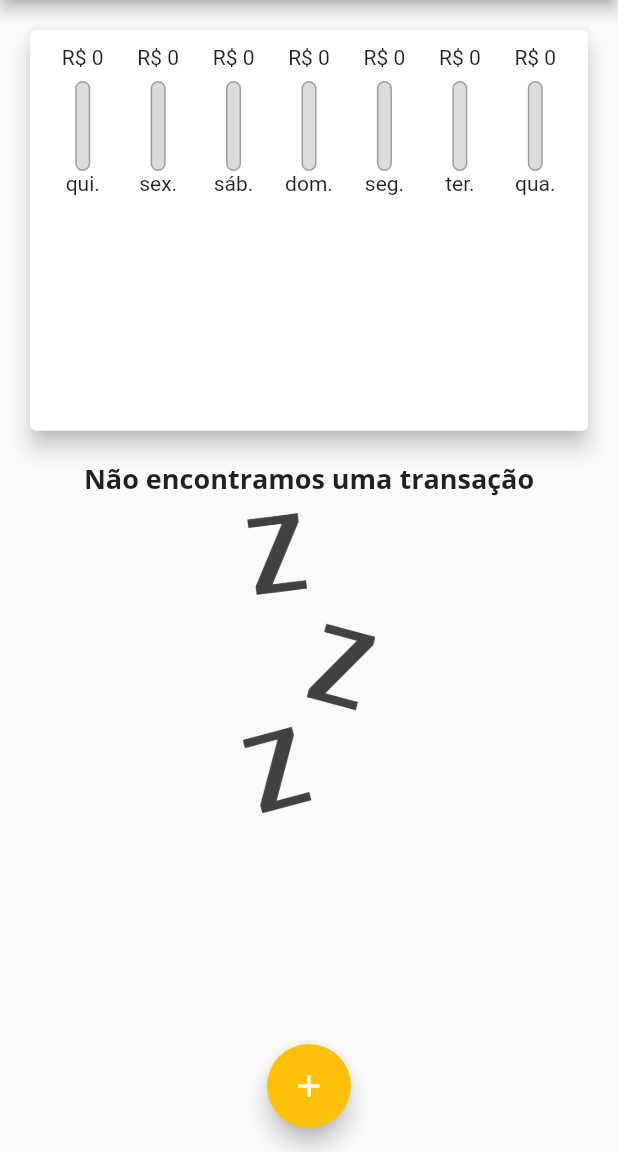
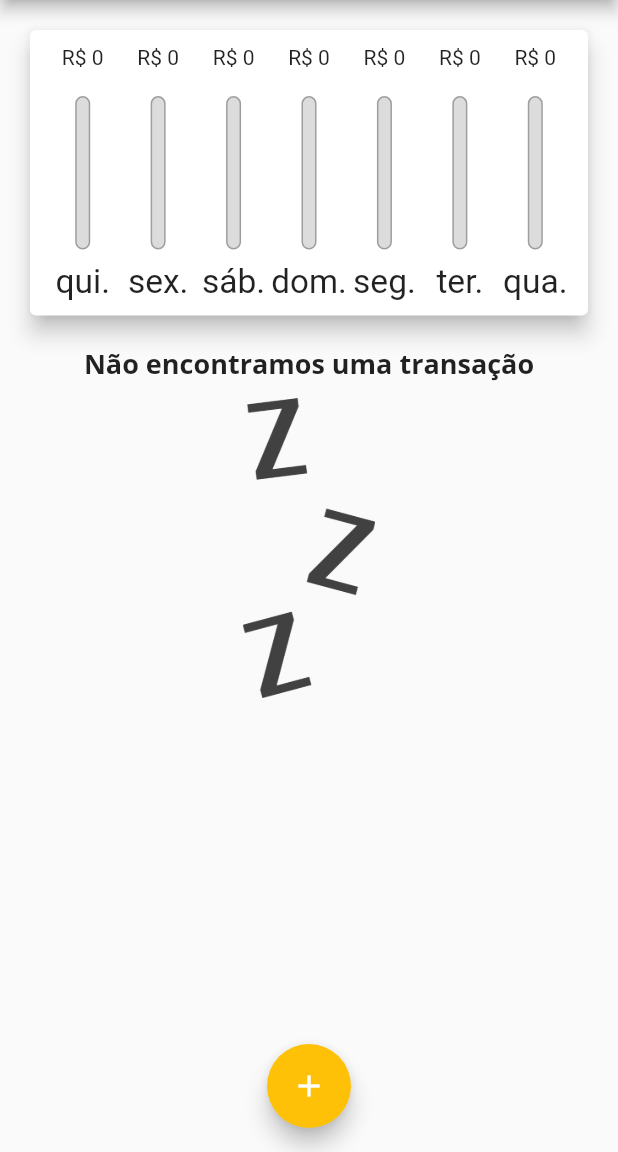
Before and after one commit to CelioHauck/personal_expenses_app, a Flutter app: the screen it shows after launch, on a phone screen of 412 x 824 dp, the part 84-1236 px from its top. Run offline on Flutter 3.47's test engine with Material 2 defaults, Android fonts, the phone set to English and light mode, and no system bars.

Commit message:
Implementando e estudando o Layout builder

```diff
--- a/lib/main.dart
+++ b/lib/main.dart
@@ -132,7 +132,7 @@ class _MyHomePageState extends State<MyHomePage> {
               height: (MediaQuery.of(context).size.height -
                       appBar.preferredSize.height -
                       MediaQuery.of(context).padding.top) *
-                  0.4,
+                  0.3,
               child: Chart(
                 transactions: _recentTransactions,
               ),
@@ -141,7 +141,7 @@ class _MyHomePageState extends State<MyHomePage> {
               height: (MediaQuery.of(context).size.height -
                       appBar.preferredSize.height -
                       MediaQuery.of(context).padding.top) *
-                  0.6,
+                  0.7,
               child: TransactionList(
                 userTransactions: _userTransactions,
                 onRemove: _removeTransaction,
--- a/lib/widgets/chart_bar.dart
+++ b/lib/widgets/chart_bar.dart
@@ -17,21 +17,22 @@ class ChartBar extends StatelessWidget {
 
   @override
   Widget build(BuildContext context) {
+    return LayoutBuilder(builder: (ctx, constraints) {
       return Column(
         children: [
           FittedBox(
             child: SizedBox(
-            height: 20,
+              height: constraints.maxHeight * 0.15,
               child: Text(
                 'R\$ ${_spendingAmount.toStringAsFixed(0)}',
               ),
             ),
           ),
-        const SizedBox(
-          height: 4,
+          SizedBox(
+            height: constraints.maxHeight * 0.05,
           ),
           SizedBox(
-          height: 60,
+            height: constraints.maxHeight * 0.6,
             width: 10,
             child: Stack(
               children: [
@@ -54,10 +55,19 @@ class ChartBar extends StatelessWidget {
               ],
             ),
           ),
-        Text(
+          SizedBox(
+            height: constraints.maxHeight * 0.05,
+          ),
+          SizedBox(
+            height: constraints.maxHeight * 0.15,
+            child: FittedBox(
+              child: Text(
                 _label,
+              ),
+            ),
           )
         ],
       );
+    });
   }
 }
```
Lines whose indentation alone changed are shown as unchanged.
